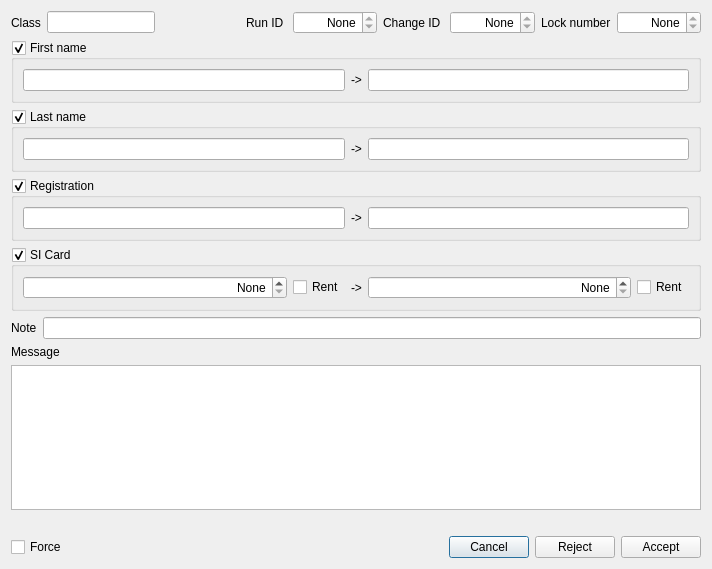
Quick-Box/quickevent, file quickevent/app/quickevent/plugins/Event/src/services/qx/lateentrydialog.ui: the form before one commit.
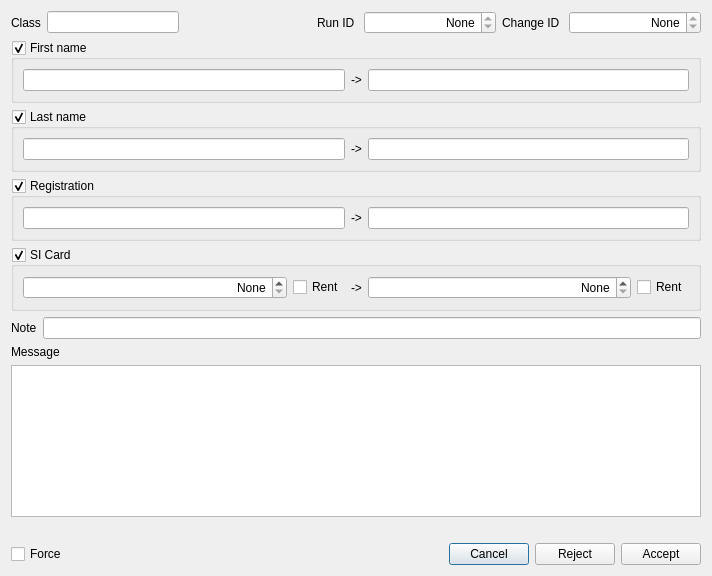
The form after the commit.

The edit to the form file:
```diff
--- a/quickevent/app/quickevent/plugins/Event/src/services/qx/lateentrydialog.ui
+++ b/quickevent/app/quickevent/plugins/Event/src/services/qx/lateentrydialog.ui
@@ -7,7 +7,7 @@
     <x>0</x>
     <y>0</y>
     <width>712</width>
-    <height>569</height>
+    <height>576</height>
    </rect>
   </property>
   <property name="windowTitle">
@@ -101,35 +101,6 @@
        </property>
       </widget>
      </item>
-     <item>
-      <widget class="QLabel" name="label_2">
-       <property name="text">
-        <string>Lock number</string>
-       </property>
-      </widget>
-     </item>
-     <item>
-      <widget class="QSpinBox" name="edLockNumber">
-       <property name="sizePolicy">
-        <sizepolicy hsizetype="Expanding" vsizetype="Fixed">
-         <horstretch>0</horstretch>
-         <verstretch>0</verstretch>
-        </sizepolicy>
-       </property>
-       <property name="alignment">
-        <set>Qt::AlignmentFlag::AlignRight|Qt::AlignmentFlag::AlignTrailing|Qt::AlignmentFlag::AlignVCenter</set>
-       </property>
-       <property name="readOnly">
-        <bool>true</bool>
-       </property>
-       <property name="specialValueText">
-        <string>None</string>
-       </property>
-       <property name="maximum">
-        <number>999999999</number>
-       </property>
-      </widget>
-     </item>
     </layout>
    </item>
    <item>
```
Left out of the diff: 1 changed line with no effect on the pictures.
